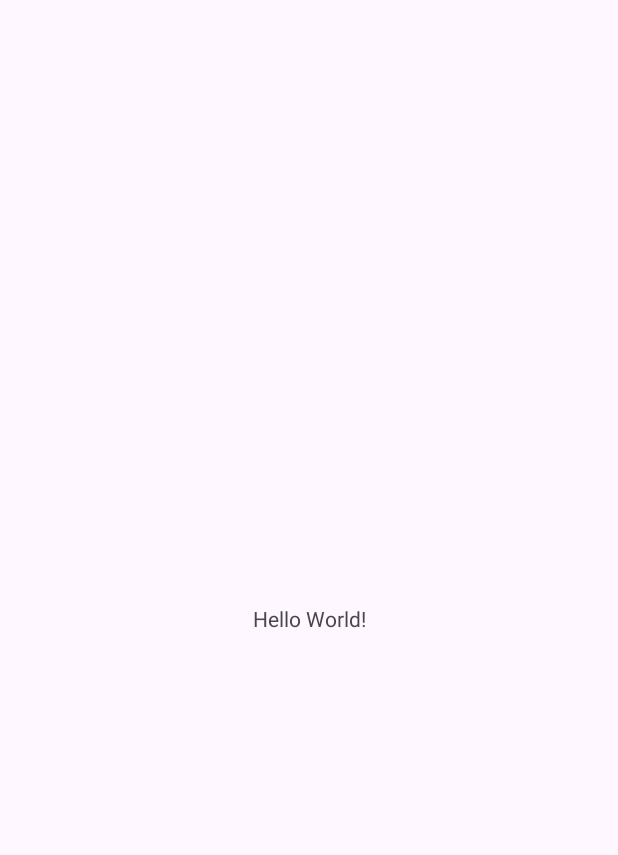
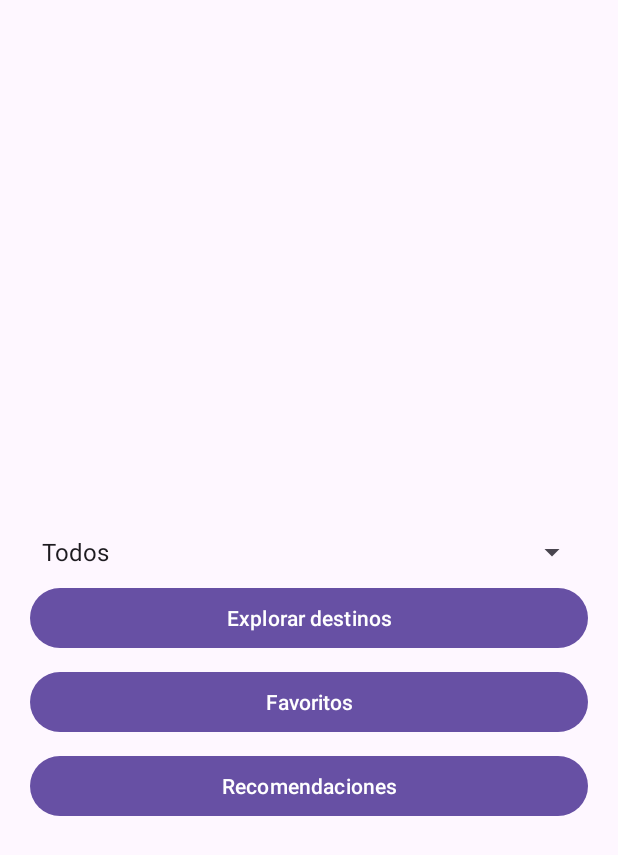
Before and after one commit to alejo190404/Taller1-Movil, an Android app: the screen it shows after launch (MainActivity), on a phone screen of 412 x 824 dp. Before the commit the part shown is almost empty. Shown: the top 855 px of the screen. Run offline under Robolectric (Android 15) with nearby library versions, the phone set to English and light mode, and no system bars.

Commit message:
Pantalla principal finalizada. Funciona tanto en portrait como landscape

```diff
--- a/app/src/main/res/layout/activity_main.xml
+++ b/app/src/main/res/layout/activity_main.xml
@@ -1,19 +1,50 @@
 <?xml version="1.0" encoding="utf-8"?>
-<androidx.constraintlayout.widget.ConstraintLayout xmlns:android="http://schemas.android.com/apk/res/android"
-    xmlns:app="http://schemas.android.com/apk/res-auto"
-    xmlns:tools="http://schemas.android.com/tools"
-    android:id="@+id/main"
+<RelativeLayout xmlns:android="http://schemas.android.com/apk/res/android"
     android:layout_width="match_parent"
     android:layout_height="match_parent"
-    tools:context=".MainActivity">
+    android:padding="16dp"
+    >
 
-    <TextView
+    <Button
+        android:id="@+id/botonExplorar"
         android:layout_width="wrap_content"
         android:layout_height="wrap_content"
-        android:text="Hello World!"
-        app:layout_constraintBottom_toBottomOf="parent"
-        app:layout_constraintEnd_toEndOf="parent"
-        app:layout_constraintStart_toStartOf="parent"
-        app:layout_constraintTop_toTopOf="parent" />
+        android:text="Explorar destinos"
+        android:layout_alignParentRight="true"
+        android:layout_alignParentLeft="true"
+        android:layout_centerVertical="true"
 
-</androidx.constraintlayout.widget.ConstraintLayout>
+        android:layout_margin="4dp"
+        />
+    <Button
+        android:id="@+id/botonFavoritos"
+        android:layout_width="wrap_content"
+        android:layout_height="wrap_content"
+        android:text="Favoritos"
+        android:layout_alignParentRight="true"
+        android:layout_alignParentLeft="true"
+        android:layout_below="@+id/botonExplorar"
+        android:layout_margin="4dp"
+        />
+    <Button
+        android:id="@+id/botonRecomendaciones"
+        android:layout_width="wrap_content"
+        android:layout_height="wrap_content"
+        android:text="Recomendaciones"
+        android:layout_alignParentRight="true"
+        android:layout_alignParentLeft="true"
+        android:layout_below="@id/botonFavoritos"
+        android:layout_margin="4dp"
+        />
+
+    <Spinner
+        android:layout_width="wrap_content"
+        android:layout_height="wrap_content"
+        android:entries="@array/opciones"
+        android:layout_alignParentRight="true"
+        android:layout_alignParentLeft="true"
+        android:layout_above="@+id/botonExplorar"
+        android:layout_margin="4dp"
+        />
+
+</RelativeLayout>
--- /dev/null
+++ b/app/src/main/res/values/arrays.xml
@@ -0,0 +1,11 @@
+<?xml version="1.0" encoding="utf-8"?>
+<resources>
+    <string-array name="opciones">
+        <item>Todos</item>
+        <item>Playas</item>
+        <item>Montañas</item>
+        <item>Ciudades Históricas</item>
+        <item>Maravillas del Mundo</item>
+        <item>Selvas</item>
+    </string-array>
+</resources>
```
